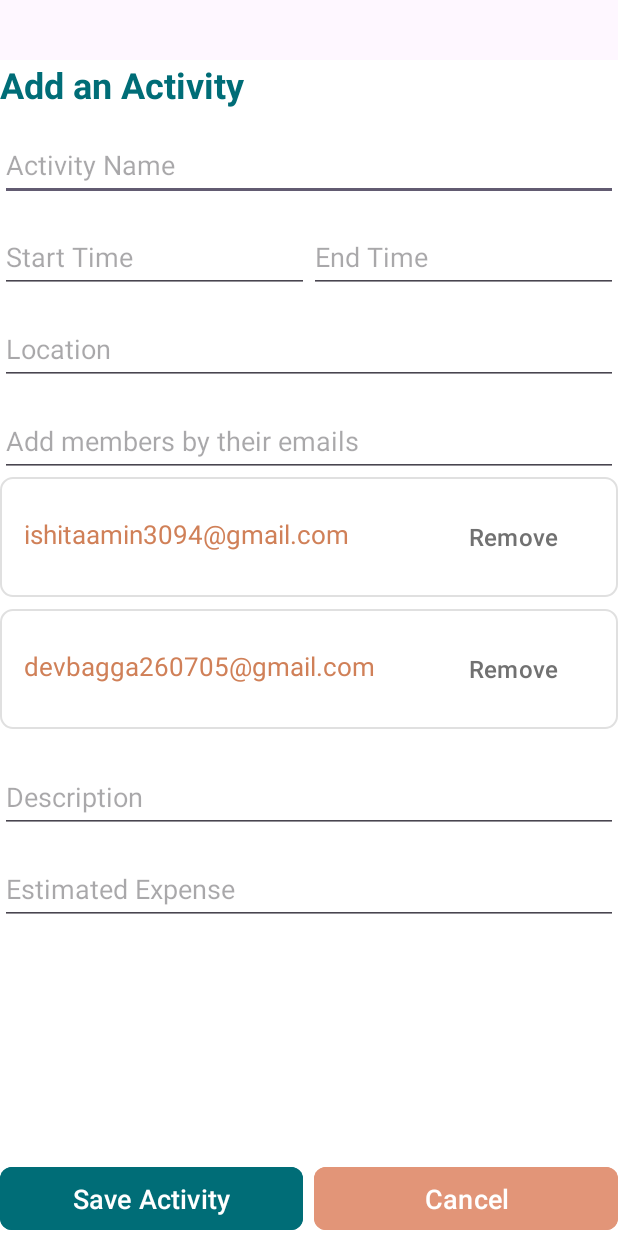
After one commit to ishitaamin/ItineraryManager, an Android app: the add_activity screen opened directly, with no data from a screen before it, on a phone screen of 412 x 824 dp. The commit adds this screen. Run offline under Robolectric (Android 15) with nearby library versions, the phone set to English and light mode, and no system bars.

Commit message:
add new activites

```diff
--- /dev/null
+++ b/app/src/main/java/com/example/itinerarymanager/add_activity.java
@@ -0,0 +1,24 @@
+package com.example.itinerarymanager;
+
+import android.os.Bundle;
+
+import androidx.activity.EdgeToEdge;
+import androidx.appcompat.app.AppCompatActivity;
+import androidx.core.graphics.Insets;
+import androidx.core.view.ViewCompat;
+import androidx.core.view.WindowInsetsCompat;
+
+public class add_activity extends AppCompatActivity {
+
+    @Override
+    protected void onCreate(Bundle savedInstanceState) {
+        super.onCreate(savedInstanceState);
+        EdgeToEdge.enable(this);
+        setContentView(R.layout.activity_add_activity);
+        ViewCompat.setOnApplyWindowInsetsListener(findViewById(R.id.main), (v, insets) -> {
+            Insets systemBars = insets.getInsets(WindowInsetsCompat.Type.systemBars());
+            v.setPadding(systemBars.left, systemBars.top, systemBars.right, systemBars.bottom);
+            return insets;
+        });
+    }
+}
--- a/app/src/main/res/drawable/list_item_background.xml
+++ b/app/src/main/res/drawable/list_item_background.xml
@@ -2,6 +2,5 @@
 <shape xmlns:android="http://schemas.android.com/apk/res/android">
     <solid android:color="#FFFFFF"/>
     <corners android:radius="8dp"/>
-    <padding android:left="16dp" android:top="16dp" android:right="16dp" android:bottom="16dp"/>
     <stroke android:width="1dp" android:color="#E0E0E0"/>
 </shape>
--- /dev/null
+++ b/app/src/main/res/layout/activity_add_activity.xml
@@ -0,0 +1,178 @@
+<LinearLayout xmlns:android="http://schemas.android.com/apk/res/android"
+    xmlns:app="http://schemas.android.com/apk/res-auto"
+    xmlns:tools="http://schemas.android.com/tools"
+    android:id="@+id/main"
+    android:layout_width="match_parent"
+    android:layout_height="match_parent"
+    android:orientation="vertical"
+    android:background="#FFFFFF"
+    android:padding="16dp"
+    android:layout_marginTop="40dp">
+
+    <TextView
+        android:layout_width="match_parent"
+        android:layout_height="wrap_content"
+        android:text="Add an Activity"
+        android:textColor="#006D77"
+        android:textSize="24sp"
+        android:textStyle="bold" />
+
+    <LinearLayout
+        android:layout_width="match_parent"
+        android:layout_height="0dp"
+        android:layout_weight="1"
+        android:orientation="vertical">
+
+        <EditText
+            android:layout_width="match_parent"
+            android:layout_height="wrap_content"
+            android:layout_marginTop="13dp"
+            android:hint="Activity Name"
+            android:minHeight="48dp">
+
+        </EditText>
+        <LinearLayout
+            android:layout_width="match_parent"
+            android:layout_height="wrap_content"
+            android:orientation="horizontal">
+
+            <EditText
+                android:layout_width="0dp"
+                android:layout_height="wrap_content"
+                android:layout_marginTop="13dp"
+                android:layout_weight="1"
+                android:hint="Start Time"
+                android:minHeight="48dp" />
+
+            <EditText
+                android:layout_width="0dp"
+                android:layout_height="wrap_content"
+                android:layout_marginTop="13dp"
+                android:layout_weight="1"
+                android:hint="End Time"
+                android:minHeight="48dp" />
+
+        </LinearLayout>
+
+        <EditText
+            android:layout_width="match_parent"
+            android:layout_height="wrap_content"
+            android:layout_marginTop="13dp"
+            android:hint="Location"
+            android:minHeight="48dp" />
+
+        <EditText
+            android:layout_width="match_parent"
+            android:layout_height="wrap_content"
+            android:layout_marginTop="13dp"
+            android:hint="Add members by their emails"
+            android:minHeight="48dp" />
+        <LinearLayout
+            android:layout_width="match_parent"
+            android:layout_height="wrap_content"
+            android:orientation="horizontal"
+            android:background="@drawable/list_item_background"
+            android:padding="16dp"
+            android:layout_marginBottom="8dp">
+
+            <TextView
+                android:id="@+id/emailmember1"
+                android:layout_width="0dp"
+                android:layout_height="wrap_content"
+                android:layout_weight="1"
+                android:paddingEnd="10dp"
+                android:text="ishitaamin3094@gmail.com"
+                android:textColor="#D08058"
+                android:textSize="17sp"
+                android:layout_marginTop="10dp"/>
+
+            <Button
+                android:id="@+id/member1"
+                android:layout_width="wrap_content"
+                android:layout_height="wrap_content"
+                android:text="Remove"
+                android:textColor="#717171"
+                android:textSize="16sp"
+                android:backgroundTint="@android:color/transparent"
+                android:layout_gravity="center_vertical" />
+
+        </LinearLayout>
+        <LinearLayout
+            android:layout_width="match_parent"
+            android:layout_height="wrap_content"
+            android:orientation="horizontal"
+            android:background="@drawable/list_item_background"
+            android:padding="16dp"
+            android:layout_marginBottom="8dp">
+
+            <TextView
+                android:id="@+id/emailmember2"
+                android:layout_width="0dp"
+                android:layout_height="wrap_content"
+                android:layout_weight="1"
+                android:paddingEnd="10dp"
+                android:text="devbagga260705@gmail.com"
+                android:textColor="#D08058"
+                android:textSize="17sp"
+                android:layout_marginTop="10dp"/>
+
+            <Button
+                android:id="@+id/member2"
+                android:layout_width="wrap_content"
+                android:layout_height="wrap_content"
+                android:text="Remove"
+                android:textColor="#717171"
+                android:textSize="16sp"
+                android:backgroundTint="@android:color/transparent"
+                android:layout_gravity="center_vertical" />
+
+        </LinearLayout>
+
+        <EditText
+            android:layout_width="match_parent"
+            android:layout_height="wrap_content"
+            android:layout_marginTop="13dp"
+            android:hint="Description"
+            android:minHeight="48dp" />
+
+        <EditText
+            android:layout_width="match_parent"
+            android:layout_height="wrap_content"
+            android:layout_marginTop="13dp"
+            android:hint="Estimated Expense"
+            android:minHeight="48dp" />
+    </LinearLayout>
+
+    <LinearLayout
+        android:layout_width="match_parent"
+        android:layout_height="wrap_content"
+        android:orientation="horizontal"
+        android:layout_gravity="bottom">
+
+        <Button
+            android:id="@+id/saveActivity"
+            android:layout_width="0dp"
+            android:layout_height="wrap_content"
+            android:layout_weight="1"
+            android:text="Save Activity"
+            android:textColor="#FFFFFF"
+            android:textSize="18sp"
+            android:backgroundTint="#006d77"
+            android:height="50dp"
+            app:cornerRadius="8dp"/>
+
+        <Button
+            android:id="@+id/cancel"
+            android:layout_width="0dp"
+            android:layout_height="wrap_content"
+            android:layout_weight="1"
+            android:layout_marginStart="7dp"
+            android:text="Cancel"
+            android:textColor="#FFFFFF"
+            android:textSize="18sp"
+            android:backgroundTint="#E29578"
+            android:height="50dp"
+            app:cornerRadius="8dp"/>
+    </LinearLayout>
+
+</LinearLayout>
```
Also changed, not shown: app/src/main/AndroidManifest.xml (+10 -2 lines), app/src/main/java/com/example/itinerarymanager/ItineraryActivity.java (+17 -2 lines), app/src/main/java/com/example/itinerarymanager/LoginActivity2.java (+4 -5 lines), app/src/main/java/com/example/itinerarymanager/TripDetailsActivity.java (+22 -0 lines), app/src/main/java/com/example/itinerarymanager/documents.java (added, +42 -0 lines), app/src/main/java/com/example/itinerarymanager/members.java (added, +24 -0 lines), app/src/main/res/drawable/list_call_background.xml (added, +20 -0 lines), app/src/main/res/layout/activity_documents.xml (added, +56 -0 lines), app/src/main/res/layout/activity_login2.xml (+32 -17 lines), app/src/main/res/layout/activity_members.xml (added, +124 -0 lines), app/src/main/res/layout/document_item.xml (added, +38 -0 lines).
